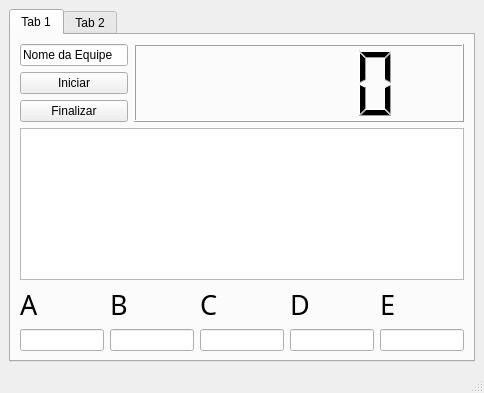
TallesSilva/Software_PyQT_Serial_Arduino, file untitled.ui: the form before one commit.
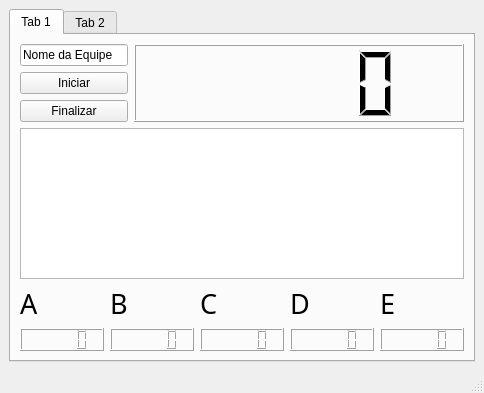
The form after the commit.

Commit message: funcionando, falta adicionar o tempo dos trajetos e o finalizar + arq txt

What changed in the file:
```diff
--- a/untitled.ui
+++ b/untitled.ui
@@ -78,7 +78,7 @@
              </widget>
             </item>
             <item>
-             <widget class="QLineEdit" name="lineEdit_A"/>
+             <widget class="QLCDNumber" name="lcdNumber_2"/>
             </item>
            </layout>
           </item>
@@ -98,7 +98,7 @@
              </widget>
             </item>
             <item>
-             <widget class="QLineEdit" name="lineEdit_B"/>
+             <widget class="QLCDNumber" name="lcdNumber_3"/>
             </item>
            </layout>
           </item>
@@ -118,7 +118,7 @@
              </widget>
             </item>
             <item>
-             <widget class="QLineEdit" name="lineEdit_C"/>
+             <widget class="QLCDNumber" name="lcdNumber_4"/>
             </item>
            </layout>
           </item>
@@ -138,7 +138,7 @@
              </widget>
             </item>
             <item>
-             <widget class="QLineEdit" name="lineEdit_D"/>
+             <widget class="QLCDNumber" name="lcdNumber_5"/>
             </item>
            </layout>
           </item>
@@ -158,7 +158,7 @@
              </widget>
             </item>
             <item>
-             <widget class="QLineEdit" name="lineEdit_E"/>
+             <widget class="QLCDNumber" name="lcdNumber_6"/>
             </item>
            </layout>
           </item>
```
The commit also changes 2 other files.
